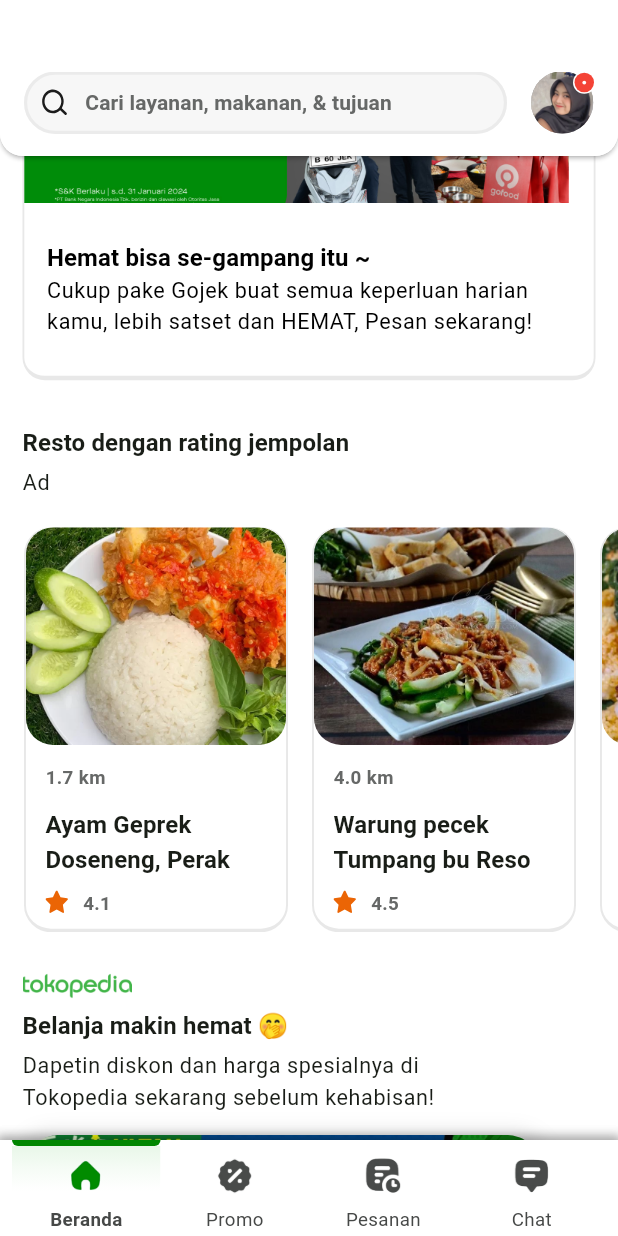
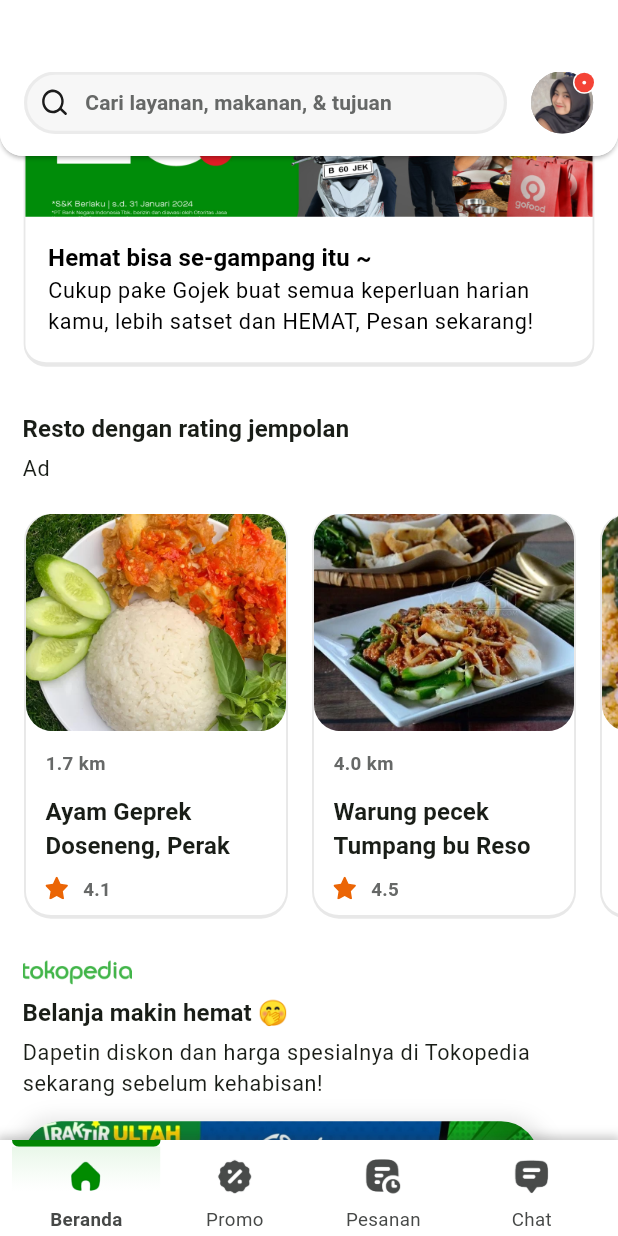
Before and after one commit to haqiachd/gojek_clone, a Flutter app: the screen it shows after launch, scrolled down 576 dp, on a phone screen of 412 x 824 dp. Run offline on Flutter 3.47's test engine with Material 3 defaults, Android fonts, the phone set to English and light mode, and no system bars; our stand-ins replace flutter_svg; Roboto replaces fonts that are missing (SF-Pro-Display).

Commit message:
responsive

```diff
--- a/lib/main.dart
+++ b/lib/main.dart
@@ -2,7 +2,6 @@ import 'package:flutter/material.dart';
 import 'package:flutter/services.dart';
 import 'package:gojek_clone/config/configs.dart';
 import 'package:gojek_clone/ui/pages/pages.dart';
-import 'package:gojek_clone/ui/pages/test_page.dart';
 
 void main() {
   SystemChrome.setPreferredOrientations([DeviceOrientation.portraitUp]);
--- a/lib/ui/pages/home_page.dart
+++ b/lib/ui/pages/home_page.dart
@@ -10,6 +10,8 @@ class HomePage extends StatelessWidget {
 
   @override
   Widget build(BuildContext context) {
+    print(MediaQuery.of(context).size.width);
+    print(MediaQuery.of(context).size.height);
     return Scaffold(
       backgroundColor: Colors.white,
       appBar: null,
@@ -23,7 +25,7 @@ class HomePage extends StatelessWidget {
             child: SingleChildScrollView(
               scrollDirection: Axis.vertical,
               physics: const ClampingScrollPhysics(),
-              child: _homeContent(),
+              child: _homeContent(context),
             ),
           ),
           const Positioned(
@@ -50,12 +52,16 @@ class HomePage extends StatelessWidget {
     );
   }
 
-  Widget _homeContent() {
+  Widget _homeContent(BuildContext context) {
     return Column(
       children: [
-        const SizedBox(
-          height: 237,
-          child: Stack(
+        SizedBox(
+          // height: 237,
+          height: MediaQuery.of(context).size.height >=
+                  MediaQuery.of(context).size.width
+              ? MediaQuery.of(context).size.height / 3.514
+              : MediaQuery.of(context).size.height / 2.670,
+          child: const Stack(
             children: [
               GojekHeader(),
               GopayMenu(),
--- a/lib/ui/widgets/appbar_bottom.dart
+++ b/lib/ui/widgets/appbar_bottom.dart
@@ -11,9 +11,9 @@ class GojekBottomAppbar extends StatelessWidget {
       decoration: BoxDecoration(
         boxShadow: [
           BoxShadow(
-            color: Colors.black.withOpacity(0.2),
-            spreadRadius: 2,
-            blurRadius: 5,
+            color: Colors.grey.withOpacity(0.1),
+            spreadRadius: 0,
+            blurRadius: 3,
             offset: const Offset(0, -1),
           ),
         ],
@@ -32,7 +32,7 @@ class GojekBottomAppbar extends StatelessWidget {
               curve: Curves.elasticOut,
               child: Container(
                 width: _getWithContent(context),
-                height: 4,
+                height: 4.5,
                 decoration: BoxDecoration(
                   color: GojekColor.hex_008600,
                   borderRadius: const BorderRadius.only(
@@ -43,7 +43,7 @@ class GojekBottomAppbar extends StatelessWidget {
               ),
             ),
             Positioned(
-              top: 4,
+              top: 4.5,
               child: Row(
                 children: [
                   ...bottomNavData.map(
--- a/lib/ui/widgets/event_title.dart
+++ b/lib/ui/widgets/event_title.dart
@@ -16,6 +16,7 @@ class EventTitle extends StatelessWidget {
         Padding(
           padding: const EdgeInsets.only(left: 15, right: 15),
           child: Row(
+            mainAxisAlignment: MainAxisAlignment.spaceBetween,
             children: [
               Column(
                 mainAxisAlignment: MainAxisAlignment.start,
@@ -33,8 +34,8 @@ class EventTitle extends StatelessWidget {
                   const SizedBox(height: 5),
                   SizedBox(
                     width: (model!.haveButton)
-                        ? 230
-                        : MediaQuery.of(context).size.width - 100,
+                        ? MediaQuery.of(context).size.width / 1.704
+                        : MediaQuery.of(context).size.width - 30,
                     child: Text(
                       model!.title.toString(),
                       maxLines: 1,
@@ -44,8 +45,8 @@ class EventTitle extends StatelessWidget {
                   const SizedBox(height: 5),
                   SizedBox(
                     width: (model!.haveButton)
-                        ? 230
-                        : MediaQuery.of(context).size.width - 100,
+                        ? MediaQuery.of(context).size.width / 1.704
+                        : MediaQuery.of(context).size.width - 30,
                     child: Text(
                       model!.deskripsi.toString(),
                       maxLines: 2,
--- a/lib/ui/widgets/gojek_feature.dart
+++ b/lib/ui/widgets/gojek_feature.dart
@@ -15,11 +15,15 @@ class GojekFeature extends StatelessWidget {
       child: Wrap(
         alignment: WrapAlignment.center,
         spacing: 4, // Spasi antar item
-        runSpacing: 10, // Spasi antar baris
+        runSpacing: MediaQuery.of(context).size.height >
+                MediaQuery.of(context).size.width
+            ? 10
+            : 50, // Spasi antar baris
         children: gojekFeature
             .map(
               (data) => Container(
-                width: 82,
+                // width: 82,
+                width: ((MediaQuery.of(context).size.width).toInt() - 56) / 4,
                 height: 77,
                 color: Colors.white,
                 child: Column(
--- a/lib/ui/widgets/gojek_header.dart
+++ b/lib/ui/widgets/gojek_header.dart
@@ -13,7 +13,7 @@ class GojekHeader extends StatelessWidget {
       child: Image.asset(
         GojekImage.iklan,
         width: double.infinity,
-        height: 200,
+        height: MediaQuery.of(context).size.height / 4.165,
         fit: BoxFit.cover,
         filterQuality: FilterQuality.high,
       ),
--- a/lib/ui/widgets/gojek_promo.dart
+++ b/lib/ui/widgets/gojek_promo.dart
@@ -15,7 +15,10 @@ class GojekPromo extends StatelessWidget {
       children: [
         ...gojekPromo!.map(
           (data) => Container(
-            margin: const EdgeInsets.only(left: 15, right: 15),
+            margin: EdgeInsets.only(
+              left: MediaQuery.of(context).size.width / 26.133,
+              right: MediaQuery.of(context).size.width / 26.133,
+            ),
             width: double.infinity,
             decoration: BoxDecoration(
               color: Colors.white,
@@ -38,11 +41,15 @@ class GojekPromo extends StatelessWidget {
                   ),
                   child: Image.asset(
                     data.image!,
-                    height: 180,
+                    width: double.infinity,
+                    height: MediaQuery.of(context).size.height >=
+                            MediaQuery.of(context).size.width
+                        ? MediaQuery.of(context).size.width / 2.152
+                        : MediaQuery.of(context).size.width / 4.576,
                     fit: BoxFit.cover,
                   ),
                 ),
-                const SizedBox(height: 25),
+                const SizedBox(height: 16),
                 Padding(
                   padding: EdgeInsets.only(
                     right: paddingText,
@@ -67,7 +74,7 @@ class GojekPromo extends StatelessWidget {
                     ),
                   ),
                 ),
-                const SizedBox(height: 25),
+                const SizedBox(height: 16),
               ],
             ),
           ),
--- a/lib/ui/widgets/gopay_menu.dart
+++ b/lib/ui/widgets/gopay_menu.dart
@@ -8,7 +8,7 @@ class GopayMenu extends StatelessWidget {
   @override
   Widget build(BuildContext context) {
     return Positioned(
-      top: 177,
+      top: MediaQuery.of(context).size.height / 4.7062,
       left: 0,
       right: 0,
       child: Container(
--- a/lib/ui/widgets/tokopedia_promo.dart
+++ b/lib/ui/widgets/tokopedia_promo.dart
@@ -19,8 +19,14 @@ class TokopediaPromo extends StatelessWidget {
           haveButton: false,
           contentSpace: 14,
           child: Container(
-            margin: const EdgeInsets.only(left: 15, right: 0),
-            height: 174,
+            margin: EdgeInsets.only(
+              left: MediaQuery.of(context).size.width / 26.133,
+              right: 0,
+            ),
+            height: MediaQuery.of(context).size.height >=
+                    MediaQuery.of(context).size.width
+                ? MediaQuery.of(context).size.height / 4.787
+                : MediaQuery.of(context).size.height / 2.252,
             decoration: BoxDecoration(
               borderRadius: BorderRadius.circular(25),
               boxShadow: [
```
